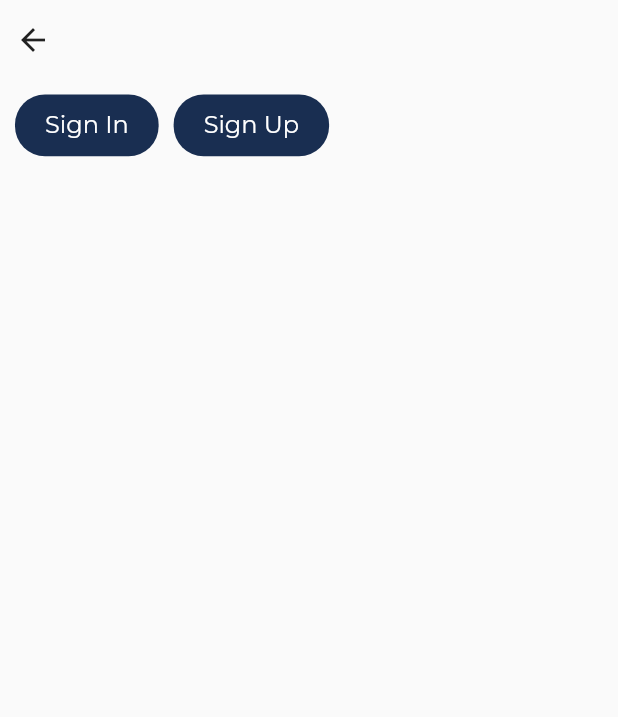
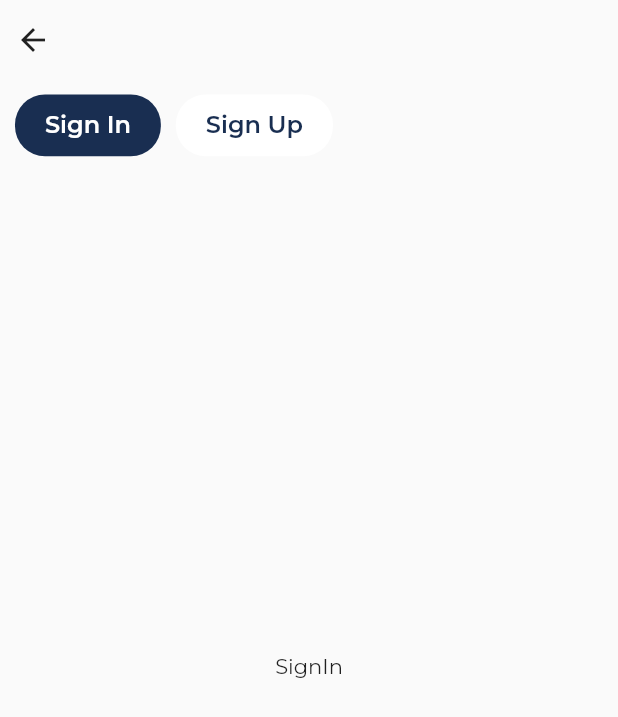
Before and after one commit to Febinjohnson96/newsz, a Flutter app: the AuthScreen screen opened by its route, on a phone screen of 412 x 824 dp. Shown: the top 717 px of the screen. Run offline on Flutter 3.47's test engine with Material 2 defaults, Android fonts, the phone set to English and light mode, and no system bars; our stand-ins replace animate_do, equatable, flex_color_scheme, get, get_it, percent_indicator.

Commit message:
created view for signin and signup.

```diff
--- a/lib/src/presentation/auth/auth_controller.dart
+++ b/lib/src/presentation/auth/auth_controller.dart
@@ -4,8 +4,15 @@ import 'package:get/get.dart';
 class AuthController extends GetxController {
   List<String> get authViews => ["Sign In", "Sign Up"];
 
+  final _selectedView = 'Sign In'.obs;
+  String get selectedView => _selectedView.value;
+
   void onTouchBackButton() {
     debugPrint("Tapped");
     Get.back();
   }
+
+  void swapView(String viewName) {
+    _selectedView(viewName);
+  }
 }
--- a/lib/src/presentation/auth/auth_screen.dart
+++ b/lib/src/presentation/auth/auth_screen.dart
@@ -1,7 +1,9 @@
 import 'package:flutter/material.dart';
 import 'package:get/get.dart';
-import 'package:newsz/src/config/theme/appcolors.dart';
 import 'package:newsz/src/presentation/auth/auth_controller.dart';
+import 'package:newsz/src/presentation/auth/auth_sub_features/sign_in/sign_in_screen.dart';
+import 'package:newsz/src/presentation/auth/auth_sub_features/sign_up/sign_up_screen.dart';
+import 'package:newsz/src/presentation/auth/widgets/view_change_button.dart';
 
 class AuthScreen extends StatelessWidget {
   const AuthScreen({Key? key}) : super(key: key);
@@ -24,11 +26,11 @@ class AuthScreen extends StatelessWidget {
                       padding: const EdgeInsets.symmetric(horizontal: 10),
                       child: GestureDetector(
                         // behavior: HitTestBehavior.translucent,
-                        onTap: ()=>controller.onTouchBackButton(),
+                        onTap: () => controller.onTouchBackButton(),
                         child: AbsorbPointer(
                           child: SizedBox(
                             height: constraints.maxHeight * .04,
-                            width: constraints.maxWidth*.02,
+                            width: constraints.maxWidth * .02,
                             child: const Icon(
                               Icons.arrow_back,
                             ),
@@ -48,31 +50,26 @@ class AuthScreen extends StatelessWidget {
                             width: 10,
                           ),
                           scrollDirection: Axis.horizontal,
-                          itemBuilder: (context, index) => Container(
-                            decoration: BoxDecoration(
-                              borderRadius: BorderRadius.circular(20),
-                              color: blueVogue,
-                            ),
-                            child: Padding(
-                              padding:
-                                  const EdgeInsets.symmetric(horizontal: 20),
-                              child: Center(
-                                  child: Text(
-                                controller.authViews[index],
-                                style: Theme.of(context)
-                                    .textTheme
-                                    .headline6
-                                    ?.copyWith(
-                                      color: Colors.white,
-                                      fontWeight: FontWeight.w500,
-                                    ),
-                              )),
+                          itemBuilder: (context, index) => Obx(
+                            () => ViewChangebutton(
+                              buttonTitle: controller.authViews[index],
+                              isSelected: controller.selectedView ==
+                                  controller.authViews[index],
+                              callback: () => controller
+                                  .swapView(controller.authViews[index]),
                             ),
                           ),
                           itemCount: controller.authViews.length,
                         ),
                       ),
-                    )
+                    ),
+                    SizedBox(
+                      height: constraints.maxHeight * 0.8,
+                      child: Obx(() =>
+                          controller.selectedView == controller.authViews.first
+                              ? const SignInScreen()
+                              : const SignUpScreen()),
+                    ),
                   ],
                 );
               }),
--- /dev/null
+++ b/lib/src/presentation/auth/auth_sub_features/sign_in/sign_in_controller.dart
@@ -0,0 +1,3 @@
+import 'package:get/get.dart';
+
+class SignInController extends GetxController {}
--- /dev/null
+++ b/lib/src/presentation/auth/auth_sub_features/sign_in/sign_in_screen.dart
@@ -0,0 +1,20 @@
+import 'package:flutter/material.dart';
+import 'package:get/get.dart';
+import 'package:newsz/src/presentation/auth/auth_sub_features/sign_in/sign_in_controller.dart';
+
+class SignInScreen extends StatelessWidget {
+  const SignInScreen({Key? key}) : super(key: key);
+
+  @override
+  Widget build(BuildContext context) {
+    return GetBuilder<SignInController>(
+        init: SignInController(),
+        builder: (controller) {
+          return const Scaffold(
+            body: Center(
+              child: Text("SignIn"),
+            ),
+          );
+        });
+  }
+}
--- /dev/null
+++ b/lib/src/presentation/auth/auth_sub_features/sign_up/sign_up_controller.dart
@@ -0,0 +1,3 @@
+import 'package:get/get.dart';
+
+class SignUpController extends GetxController {}
--- /dev/null
+++ b/lib/src/presentation/auth/auth_sub_features/sign_up/sign_up_screen.dart
@@ -0,0 +1,20 @@
+import 'package:flutter/material.dart';
+import 'package:get/get.dart';
+import 'package:newsz/src/presentation/auth/auth_sub_features/sign_up/sign_up_controller.dart';
+
+class SignUpScreen extends StatelessWidget {
+  const SignUpScreen({Key? key}) : super(key: key);
+
+  @override
+  Widget build(BuildContext context) {
+    return GetBuilder<SignUpController>(
+        init: SignUpController(),
+        builder: (controller) {
+          return const Scaffold(
+            body: Center(
+              child: Text("SignUP"),
+            ),
+          );
+        });
+  }
+}
--- /dev/null
+++ b/lib/src/presentation/auth/widgets/view_change_button.dart
@@ -0,0 +1,62 @@
+import 'package:flutter/material.dart';
+import 'package:newsz/src/config/theme/appcolors.dart';
+
+class ViewChangebutton extends StatefulWidget {
+  const ViewChangebutton({
+    Key? key,
+    required this.buttonTitle,
+    required this.isSelected,
+    this.callback,
+  }) : super(key: key);
+  final String buttonTitle;
+  final bool isSelected;
+  final VoidCallback? callback;
+
+  @override
+  State<ViewChangebutton> createState() => _ViewChangebuttonState();
+}
+
+class _ViewChangebuttonState extends State<ViewChangebutton> {
+  bool isButtonPressed = false;
+  @override
+  Widget build(BuildContext context) {
+    return GestureDetector(
+      onTapDown: (TapDownDetails tapEvent) {
+        setState(() {
+          isButtonPressed = true;
+        });
+      },
+      onTapCancel: () {
+        setState(() {
+          isButtonPressed = false;
+        });
+      },
+      onTapUp: (TapUpDetails tapEvent) {
+        setState(() {
+          isButtonPressed = false;
+        });
+        widget.callback?.call();
+      },
+      child: Transform.scale(
+        scale: isButtonPressed ? 0.9 : 1,
+        child: Container(
+          decoration: BoxDecoration(
+            borderRadius: BorderRadius.circular(20),
+            color: widget.isSelected ? blueVogue : Colors.white,
+          ),
+          child: Padding(
+            padding: const EdgeInsets.symmetric(horizontal: 20),
+            child: Center(
+                child: Text(
+              widget.buttonTitle,
+              style: Theme.of(context).textTheme.headline6?.copyWith(
+                    color: widget.isSelected ? Colors.white : blueVogue,
+                    fontWeight: FontWeight.w600,
+                  ),
+            )),
+          ),
+        ),
+      ),
+    );
+  }
+}
```
